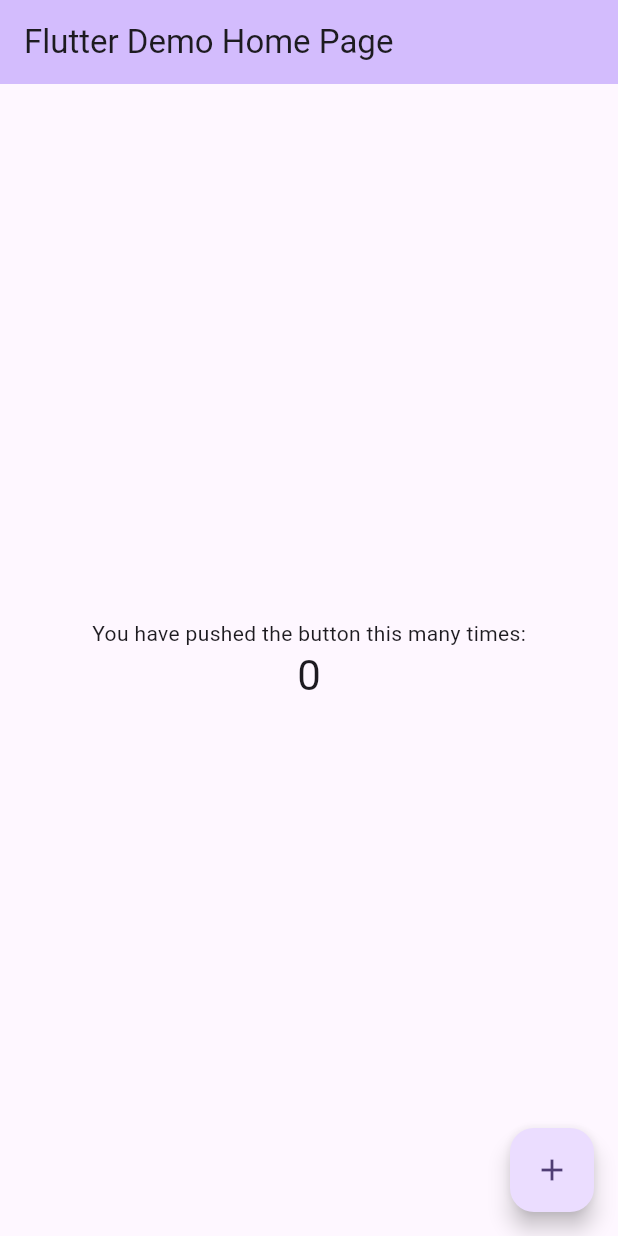
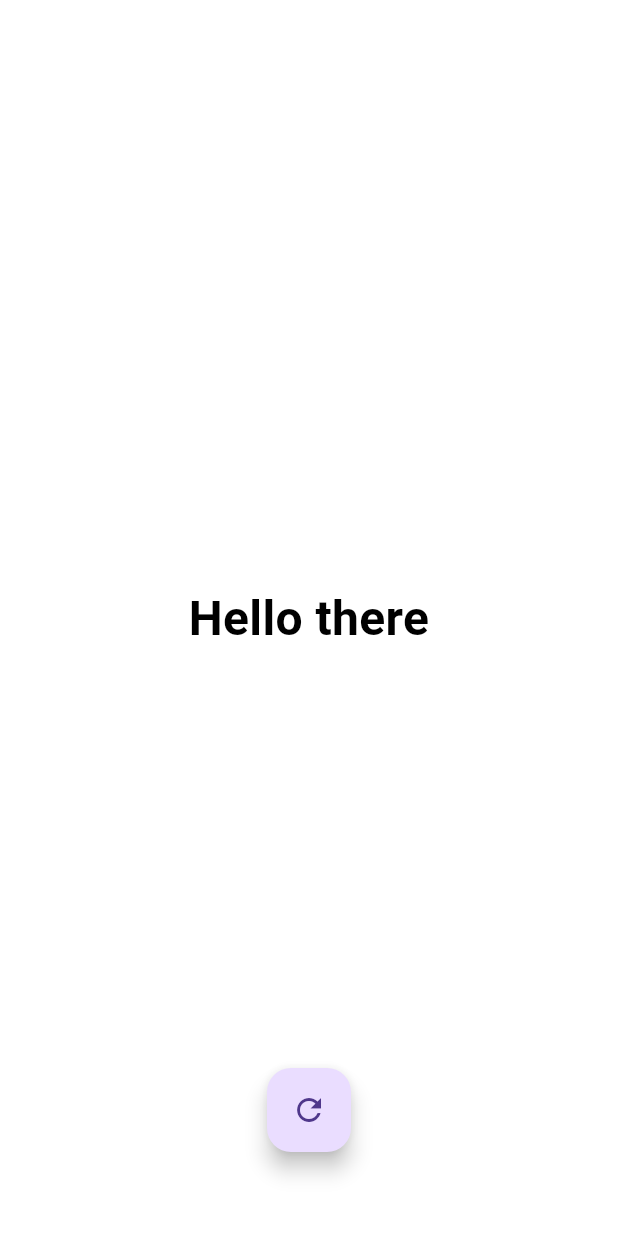
Before and after one commit to Viktorjob/clickforcolor, a Flutter app: the screen it shows after launch, on a phone screen of 412 x 824 dp. Run offline on Flutter 3.47's test engine with Material 3 defaults, Android fonts, the light colour scheme and no system bars.

Commit message:
fix: change text and color on click

```diff
--- /dev/null
+++ b/lib/color_generator_screen.dart
@@ -0,0 +1,86 @@
+
+import 'dart:math';
+
+import 'package:clickforcolor/textmanager.dart';
+
+import 'package:flutter/material.dart';
+
+/// Screen for generating random color and displaying text.
+class ColorGeneratorScreen extends StatefulWidget {
+  /// Creates the color generator screen.
+  const ColorGeneratorScreen({super.key});
+
+  @override
+  State<ColorGeneratorScreen> createState() => _ColorGeneratorScreenState();
+}
+
+/// State of the random color generation screen.
+class _ColorGeneratorScreenState extends State<ColorGeneratorScreen> {
+  Color _backgroundColor = Colors.white;
+  final TextManager _textManager = TextManager();
+
+  /// Generates a random color.
+  Color _generateRandomColor() {
+    final random = Random();
+    return Color.fromRGBO(
+      random.nextInt(256),
+      random.nextInt(256),
+      random.nextInt(256),
+      1.0,
+    );
+  }
+
+  /// Changes the background color.
+  void _changeBackgroundColor() {
+    setState(() {
+      _backgroundColor = _generateRandomColor();
+    });
+  }
+
+  /// Changes the text.
+  void _changeText() {
+    setState(() {
+      _textManager.changeText();
+    });
+  }
+
+  @override
+  Widget build(BuildContext context) {
+    return Scaffold(
+      backgroundColor: _backgroundColor,
+      floatingActionButton: Padding(
+        padding: const EdgeInsets.only(bottom: 40.0),
+        child: FloatingActionButton(
+          onPressed: _changeText, // Исправлено: используем метод с setState
+          tooltip: 'Change text',
+          child: const Icon(Icons.refresh),
+        ),
+      ),
+      floatingActionButtonLocation: FloatingActionButtonLocation.centerFloat,
+      body: GestureDetector(
+        behavior: HitTestBehavior.opaque,
+        onTap: _changeBackgroundColor,
+        child: Center(
+          child: Padding(
+            padding: const EdgeInsets.all(20.0),
+            child: Text(
+              _textManager.currentText,
+              style: TextStyle(
+                fontSize: 32.0,
+                fontWeight: FontWeight.bold,
+                color: _getTextColor(_backgroundColor),
+              ),
+              textAlign: TextAlign.center,
+            ),
+          ),
+        ),
+      ),
+    );
+  }
+
+  /// Determines the text color depending on the background brightness.
+  Color _getTextColor(Color backgroundColor) {
+    final brightness = backgroundColor.computeLuminance();
+    return brightness > 0.5 ? Colors.black : Colors.white;
+  }
+}
--- a/lib/main.dart
+++ b/lib/main.dart
@@ -1,122 +1,22 @@
+import 'package:clickforcolor/color_generator_screen.dart';
 import 'package:flutter/material.dart';
 
-void main() {
-  runApp(const MyApp());
-}
-
+/// The main widget of the application.
 class MyApp extends StatelessWidget {
+  /// Creates the main application widget.
   const MyApp({super.key});
 
-  // This widget is the root of your application.
   @override
   Widget build(BuildContext context) {
     return MaterialApp(
-      title: 'Flutter Demo',
-      theme: ThemeData(
-        // This is the theme of your application.
-        //
-        // TRY THIS: Try running your application with "flutter run". You'll see
-        // the application has a purple toolbar. Then, without quitting the app,
-        // try changing the seedColor in the colorScheme below to Colors.green
-        // and then invoke "hot reload" (save your changes or press the "hot
-        // reload" button in a Flutter-supported IDE, or press "r" if you used
-        // the command line to start the app).
-        //
-        // Notice that the counter didn't reset back to zero; the application
-        // state is not lost during the reload. To reset the state, use hot
-        // restart instead.
-        //
-        // This works for code too, not just values: Most code changes can be
-        // tested with just a hot reload.
-        colorScheme: ColorScheme.fromSeed(seedColor: Colors.deepPurple),
-      ),
-      home: const MyHomePage(title: 'Flutter Demo Home Page'),
+      debugShowCheckedModeBanner: false,
+      theme: ThemeData(useMaterial3: true),
+      home: const ColorGeneratorScreen(),
     );
   }
 }
 
-class MyHomePage extends StatefulWidget {
-  const MyHomePage({super.key, required this.title});
-
-  // This widget is the home page of your application. It is stateful, meaning
-  // that it has a State object (defined below) that contains fields that affect
-  // how it looks.
-
-  // This class is the configuration for the state. It holds the values (in this
-  // case the title) provided by the parent (in this case the App widget) and
-  // used by the build method of the State. Fields in a Widget subclass are
-  // always marked "final".
-
-  final String title;
-
-  @override
-  State<MyHomePage> createState() => _MyHomePageState();
+/// The entry point of the application.
+void main() {
+  runApp(const MyApp());
 }
-
-class _MyHomePageState extends State<MyHomePage> {
-  int _counter = 0;
-
-  void _incrementCounter() {
-    setState(() {
-      // This call to setState tells the Flutter framework that something has
-      // changed in this State, which causes it to rerun the build method below
-      // so that the display can reflect the updated values. If we changed
-      // _counter without calling setState(), then the build method would not be
-      // called again, and so nothing would appear to happen.
-      _counter++;
-    });
-  }
-
-  @override
-  Widget build(BuildContext context) {
-    // This method is rerun every time setState is called, for instance as done
-    // by the _incrementCounter method above.
-    //
-    // The Flutter framework has been optimized to make rerunning build methods
-    // fast, so that you can just rebuild anything that needs updating rather
-    // than having to individually change instances of widgets.
-    return Scaffold(
-      appBar: AppBar(
-        // TRY THIS: Try changing the color here to a specific color (to
-        // Colors.amber, perhaps?) and trigger a hot reload to see the AppBar
-        // change color while the other colors stay the same.
-        backgroundColor: Theme.of(context).colorScheme.inversePrimary,
-        // Here we take the value from the MyHomePage object that was created by
-        // the App.build method, and use it to set our appbar title.
-        title: Text(widget.title),
-      ),
-      body: Center(
-        // Center is a layout widget. It takes a single child and positions it
-        // in the middle of the parent.
-        child: Column(
-          // Column is also a layout widget. It takes a list of children and
-          // arranges them vertically. By default, it sizes itself to fit its
-          // children horizontally, and tries to be as tall as its parent.
-          //
-          // Column has various properties to control how it sizes itself and
-          // how it positions its children. Here we use mainAxisAlignment to
-          // center the children vertically; the main axis here is the vertical
-          // axis because Columns are vertical (the cross axis would be
-          // horizontal).
-          //
-          // TRY THIS: Invoke "debug painting" (choose the "Toggle Debug Paint"
-          // action in the IDE, or press "p" in the console), to see the
-          // wireframe for each widget.
-          mainAxisAlignment: MainAxisAlignment.center,
-          children: <Widget>[
-            const Text('You have pushed the button this many times:'),
-            Text(
-              '$_counter',
-              style: Theme.of(context).textTheme.headlineMedium,
-            ),
-          ],
-        ),
-      ),
-      floatingActionButton: FloatingActionButton(
-        onPressed: _incrementCounter,
-        tooltip: 'Increment',
-        child: const Icon(Icons.add),
-      ), // This trailing comma makes auto-formatting nicer for build methods.
-    );
-  }
-}
--- /dev/null
+++ b/lib/textmanager.dart
@@ -0,0 +1,22 @@
+/// Class for text management
+class TextManager {
+  int _textIndex = 0;
+
+  final List<String> _texts = [
+    'Hello there',
+    'I hope that all fine',
+    'Goodbye',
+    'Have a nice day!',
+  ];
+
+  /// Current text
+  String get currentText => _texts[_textIndex];
+
+  /// Switches text to the next one
+  void changeText() {
+    _textIndex = (_textIndex + 1) % _texts.length;
+  }
+
+  /// Number of available texts
+  int get textCount => _texts.length;
+}
```
Also changed, not shown: pubspec.yaml (+3 -72 lines), pubspec.lock, 1 other file.
